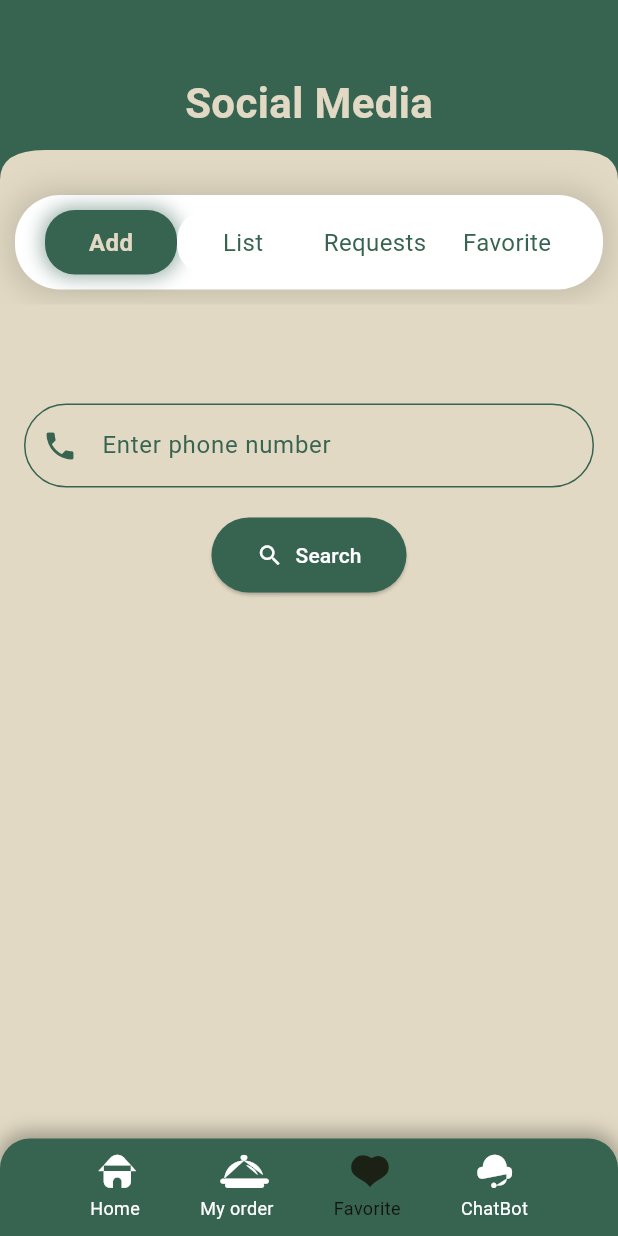
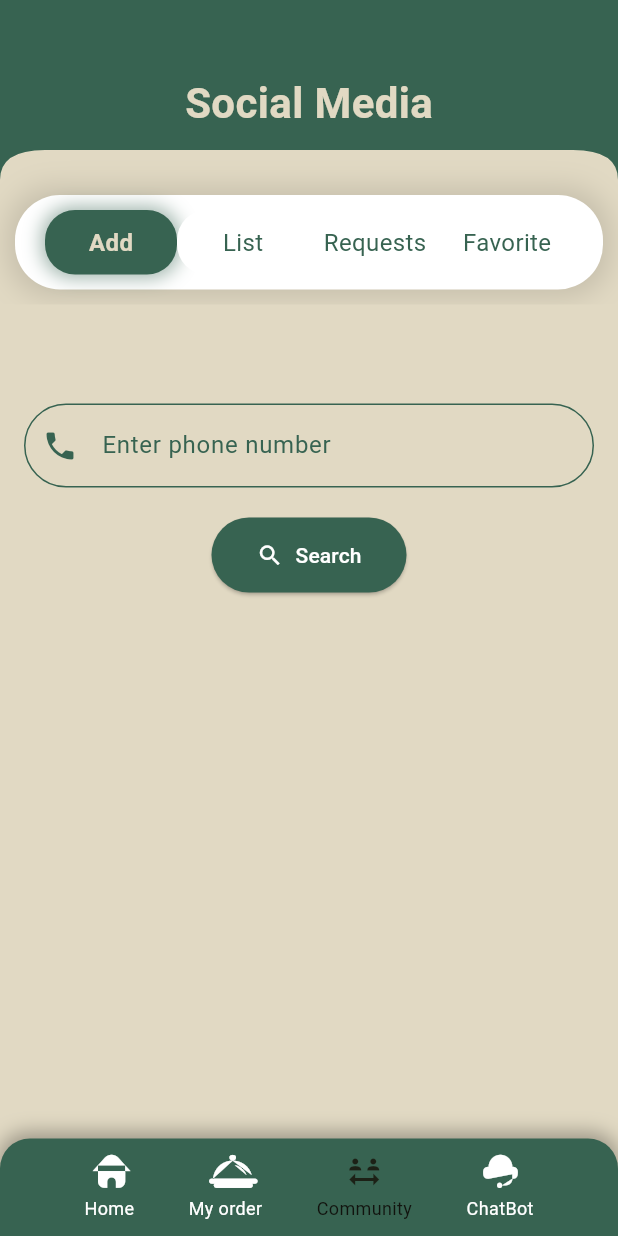
Before and after one commit to MahmoudKatr/kamon, a Flutter app: the AppLayoutScreen screen opened by its route, item 3 of the bottom bar chosen, on a phone screen of 412 x 824 dp. Run offline on Flutter 3.47's test engine with Material 3 defaults, Android fonts, the phone set to English and light mode, and no system bars; our stand-ins replace connectivity_plus, dio, firebase_auth, firebase_core, flutter_bloc, flutter_credit_card and 9 more; missing offline and left inert: svg_flutter; accounts and stored records are empty; network calls fail.

Commit message:
Change Icon

```diff
--- a/lib/core/shared_widget/my_button_nav_bar.dart
+++ b/lib/core/shared_widget/my_button_nav_bar.dart
@@ -46,8 +46,8 @@ class MyBottomNavigationBar extends StatelessWidget {
               index: 1,
             ),
             _buildNavItem(
-              icon: CustomIcons.vector1_1,
-              label: 'Favorite',
+              icon: Icons.social_distance,
+              label: 'Community',
               index: 2,
             ),
             _buildNavItem(
```
